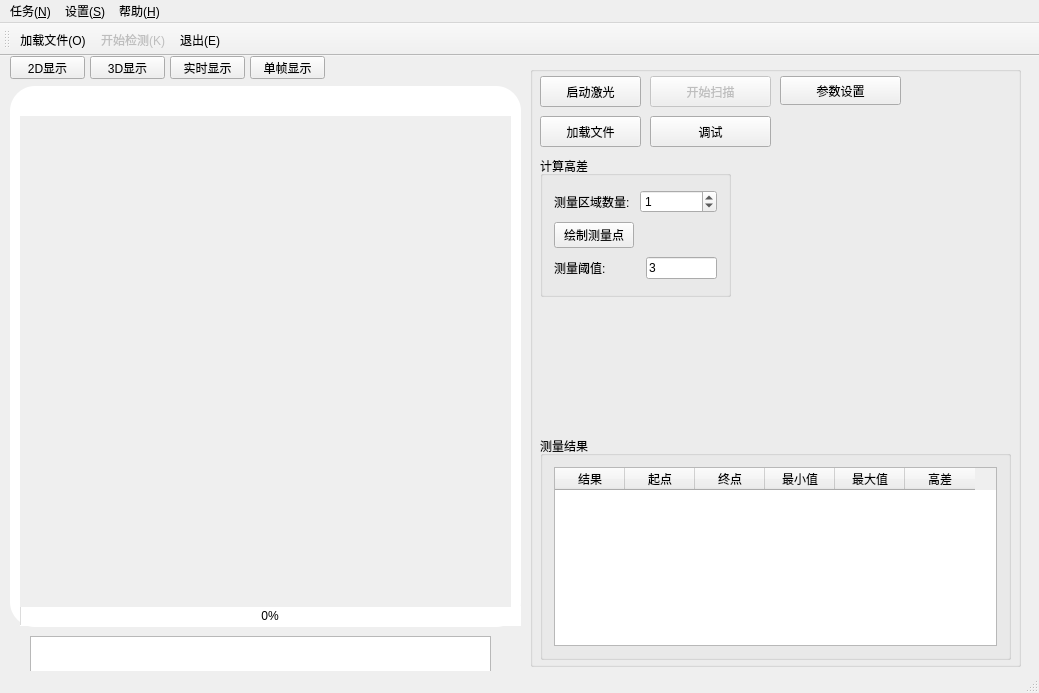
kof98765/scanControl, file mainwindow.ui: the form before one commit.
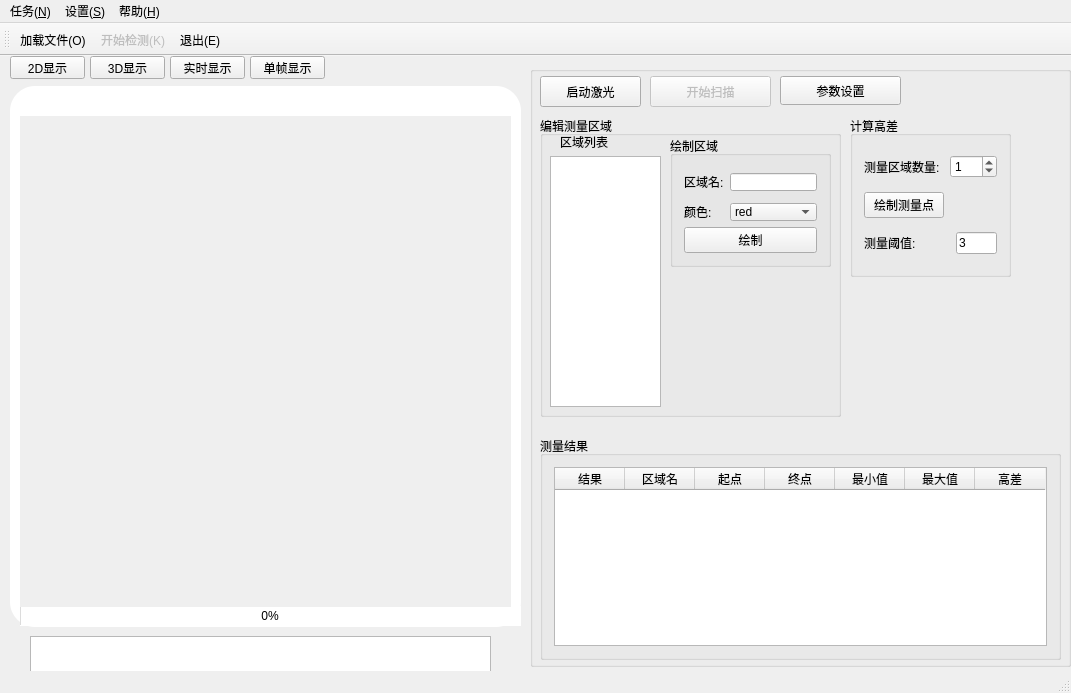
The form after the commit. The open tabs and pages were chosen to show the change. Icons and pictures are not drawn.

Commit message: 添加了测量区域管理功能,为适应新功能,做了以下修改: 修改显示逻辑 修改高差测量方法

The edit to the form file:
```diff
--- a/mainwindow.ui
+++ b/mainwindow.ui
@@ -6,7 +6,7 @@
    <rect>
     <x>0</x>
     <y>0</y>
-    <width>1039</width>
+    <width>1071</width>
     <height>693</height>
    </rect>
   </property>
@@ -28,7 +28,7 @@
      <rect>
       <x>530</x>
       <y>10</y>
-      <width>491</width>
+      <width>541</width>
       <height>601</height>
      </rect>
     </property>
@@ -86,38 +86,6 @@
       <string>参数设置</string>
      </property>
     </widget>
-    <widget class="QPushButton" name="test">
-     <property name="geometry">
-      <rect>
-       <x>120</x>
-       <y>50</y>
-       <width>121</width>
-       <height>31</height>
-      </rect>
-     </property>
-     <property name="styleSheet">
-      <string notr="true">font: 75 12pt &quot;微软雅黑&quot;;</string>
-     </property>
-     <property name="text">
-      <string>调试</string>
-     </property>
-    </widget>
-    <widget class="QPushButton" name="loadFile">
-     <property name="geometry">
-      <rect>
-       <x>10</x>
-       <y>50</y>
-       <width>101</width>
-       <height>31</height>
-      </rect>
-     </property>
-     <property name="styleSheet">
-      <string notr="true">font: 75 12pt &quot;微软雅黑&quot;;</string>
-     </property>
-     <property name="text">
-      <string>加载文件</string>
-     </property>
-    </widget>
     <widget class="QPushButton" name="launchDevice">
      <property name="geometry">
       <rect>
@@ -137,10 +105,10 @@
     <widget class="QGroupBox" name="groupBox">
      <property name="geometry">
       <rect>
-       <x>10</x>
-       <y>90</y>
-       <width>191</width>
-       <height>141</height>
+       <x>320</x>
+       <y>50</y>
+       <width>161</width>
+       <height>161</height>
       </rect>
      </property>
      <property name="title">
@@ -202,7 +170,7 @@
       <rect>
        <x>10</x>
        <y>370</y>
-       <width>471</width>
+       <width>521</width>
        <height>224</height>
       </rect>
      </property>
@@ -232,6 +200,11 @@
           <string>结果</string>
          </property>
         </column>
+        <column>
+         <property name="text">
+          <string>区域名</string>
+         </property>
+        </column>
         <column>
          <property name="text">
           <string>起点</string>
@@ -261,6 +234,218 @@
       </item>
      </layout>
     </widget>
+    <widget class="QGroupBox" name="groupBox_3">
+     <property name="geometry">
+      <rect>
+       <x>10</x>
+       <y>50</y>
+       <width>301</width>
+       <height>301</height>
+      </rect>
+     </property>
+     <property name="title">
+      <string>编辑测量区域</string>
+     </property>
+     <widget class="QLabel" name="label_5">
+      <property name="geometry">
+       <rect>
+        <x>20</x>
+        <y>20</y>
+        <width>54</width>
+        <height>12</height>
+       </rect>
+      </property>
+      <property name="text">
+       <string>区域列表</string>
+      </property>
+     </widget>
+     <widget class="QGroupBox" name="groupBox_5">
+      <property name="geometry">
+       <rect>
+        <x>130</x>
+        <y>20</y>
+        <width>161</width>
+        <height>131</height>
+       </rect>
+      </property>
+      <property name="title">
+       <string>绘制区域</string>
+      </property>
+      <layout class="QGridLayout" name="gridLayout_4">
+       <item row="2" column="0">
+        <widget class="QPushButton" name="roiDraw">
+         <property name="text">
+          <string>绘制</string>
+         </property>
+        </widget>
+       </item>
+       <item row="1" column="0">
+        <layout class="QFormLayout" name="formLayout">
+         <property name="fieldGrowthPolicy">
+          <enum>QFormLayout::AllNonFixedFieldsGrow</enum>
+         </property>
+         <item row="1" column="0">
+          <widget class="QLabel" name="label_2">
+           <property name="text">
+            <string>区域名:</string>
+           </property>
+          </widget>
+         </item>
+         <item row="1" column="1">
+          <widget class="QLineEdit" name="roiName"/>
+         </item>
+         <item row="3" column="0">
+          <widget class="QLabel" name="label_3">
+           <property name="text">
+            <string>颜色:</string>
+           </property>
+          </widget>
+         </item>
+         <item row="3" column="1">
+          <widget class="QComboBox" name="roiColor">
+           <item>
+            <property name="text">
+             <string>red</string>
+            </property>
+           </item>
+           <item>
+            <property name="text">
+             <string>white</string>
+            </property>
+           </item>
+           <item>
+            <property name="text">
+             <string>green</string>
+            </property>
+           </item>
+           <item>
+            <property name="text">
+             <string>blue</string>
+            </property>
+           </item>
+           <item>
+            <property name="text">
+             <string>cyan</string>
+            </property>
+           </item>
+           <item>
+            <property name="text">
+             <string>magenta</string>
+            </property>
+           </item>
+           <item>
+            <property name="text">
+             <string>yellow</string>
+            </property>
+           </item>
+           <item>
+            <property name="text">
+             <string>dim gray</string>
+            </property>
+           </item>
+           <item>
+            <property name="text">
+             <string>gray</string>
+            </property>
+           </item>
+           <item>
+            <property name="text">
+             <string>light gray</string>
+            </property>
+           </item>
+           <item>
+            <property name="text">
+             <string>medium slate blue</string>
+            </property>
+           </item>
+           <item>
+            <property name="text">
+             <string>coral</string>
+            </property>
+           </item>
+           <item>
+            <property name="text">
+             <string>slate blue</string>
+            </property>
+           </item>
+           <item>
+            <property name="text">
+             <string>spring green</string>
+            </property>
+           </item>
+           <item>
+            <property name="text">
+             <string>orange red</string>
+            </property>
+           </item>
+           <item>
+            <property name="text">
+             <string>orange</string>
+            </property>
+           </item>
+           <item>
+            <property name="text">
+             <string>dark olive green</string>
+            </property>
+           </item>
+           <item>
+            <property name="text">
+             <string>pink</string>
+            </property>
+           </item>
+           <item>
+            <property name="text">
+             <string>cadet blue</string>
+            </property>
+           </item>
+           <item>
+            <property name="text">
+             <string>black</string>
+            </property>
+           </item>
+          </widget>
+         </item>
+         <item row="0" column="0">
+          <spacer name="verticalSpacer">
+           <property name="orientation">
+            <enum>Qt::Vertical</enum>
+           </property>
+           <property name="sizeHint" stdset="0">
+            <size>
+             <width>20</width>
+             <height>40</height>
+            </size>
+           </property>
+          </spacer>
+         </item>
+         <item row="2" column="0">
+          <spacer name="verticalSpacer_2">
+           <property name="orientation">
+            <enum>Qt::Vertical</enum>
+           </property>
+           <property name="sizeHint" stdset="0">
+            <size>
+             <width>20</width>
+             <height>40</height>
+            </size>
+           </property>
+          </spacer>
+         </item>
+        </layout>
+       </item>
+      </layout>
+     </widget>
+     <widget class="QListWidget" name="roiList">
+      <property name="geometry">
+       <rect>
+        <x>10</x>
+        <y>40</y>
+        <width>111</width>
+        <height>251</height>
+       </rect>
+      </property>
+     </widget>
+    </widget>
    </widget>
    <widget class="QGroupBox" name="view_box">
     <property name="geometry">
@@ -573,7 +758,7 @@
     <rect>
      <x>0</x>
      <y>0</y>
-     <width>1039</width>
+     <width>1071</width>
      <height>23</height>
     </rect>
    </property>
```
Left out of the diff: 2 changed lines with no effect on the pictures. The commit also changes 13 other files.
